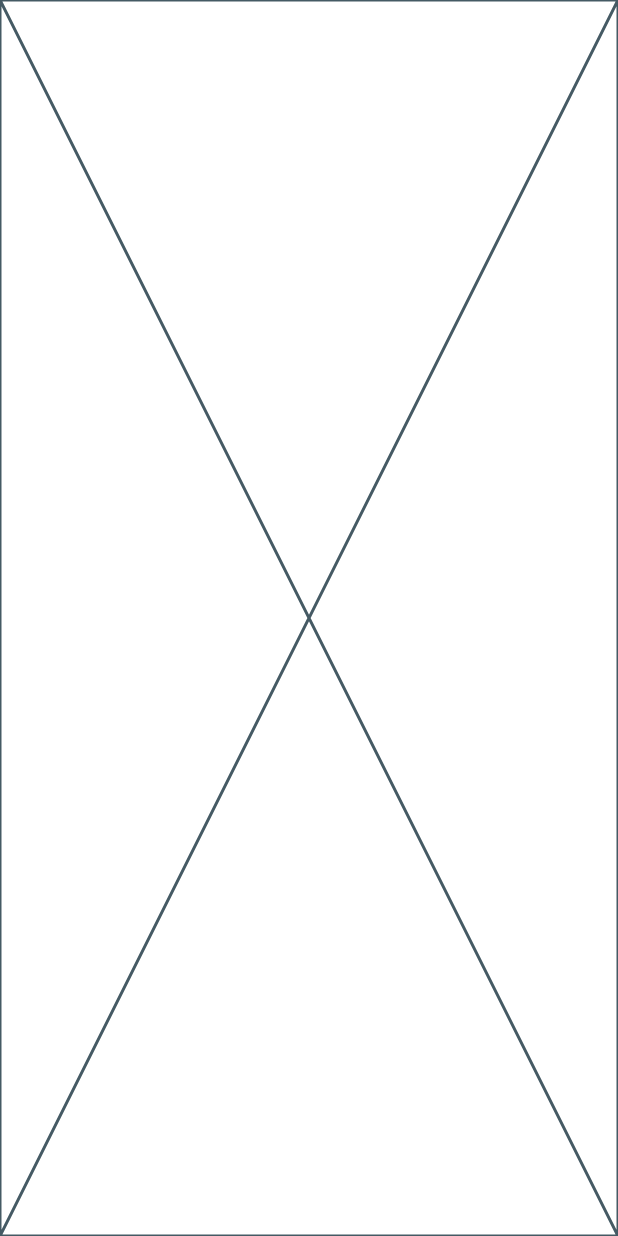
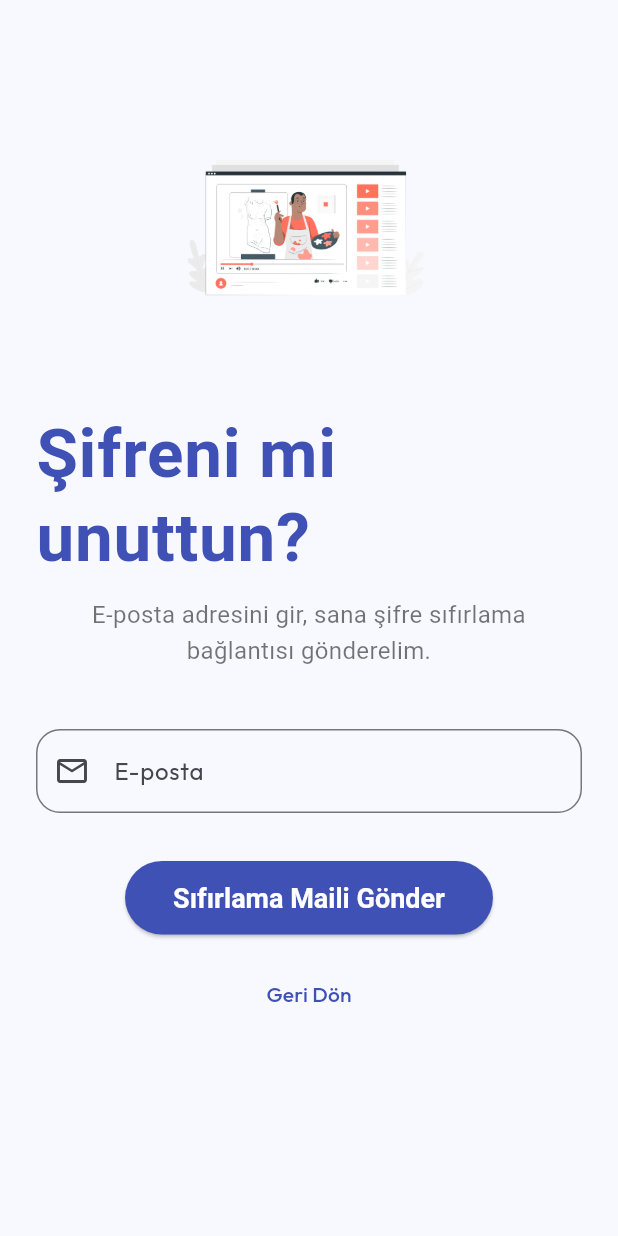
Before and after one commit to bunyaminkarahanli/what_to_watch, a Flutter app: the SigninView screen opened directly, after a tap on "Şifremi Unuttum", on a phone screen of 412 x 824 dp. Run offline on Flutter 3.47's test engine with Material 3 defaults, Android fonts, the phone set to English and light mode, and no system bars; our stand-ins replace google_fonts.

Commit message:
şifremi unuttum ekranı yapıldı

```diff
--- a/lib/app.dart
+++ b/lib/app.dart
@@ -1,5 +1,6 @@
 import 'package:flutter/material.dart';
 import 'package:google_fonts/google_fonts.dart';
+import 'package:what_to_watch/auth/forgotpassword/view/forgot_password_view.dart';
 import 'package:what_to_watch/auth/signin/view/signin_view.dart';
 import 'package:what_to_watch/auth/signup/view/signup_view.dart';
 
@@ -67,7 +68,7 @@ class MyApp extends StatelessWidget {
           ),
         ),
       ),
-      home: SigninView(),
+      home: ForgotPasswordView(),
     );
   }
 }
--- a/lib/auth/forgotpassword/view/forgot_password_view.dart
+++ b/lib/auth/forgotpassword/view/forgot_password_view.dart
@@ -8,8 +8,69 @@ class ForgotPasswordView extends StatefulWidget {
 }
 
 class _ForgotPasswordViewState extends State<ForgotPasswordView> {
+  final _formKey = GlobalKey<FormState>();
+  final TextEditingController _emailController = TextEditingController();
+
   @override
   Widget build(BuildContext context) {
-    return const Placeholder();
+    final theme = Theme.of(context);
+
+    return Scaffold(
+      body: SafeArea(
+        child: SingleChildScrollView(
+          padding: const EdgeInsets.all(24),
+          child: Column(
+            crossAxisAlignment: CrossAxisAlignment.center,
+            children: [
+              const SizedBox(height: 40),
+              Image.asset('assets/images/onboar2.png', height: 180),
+              const SizedBox(height: 30),
+              Text("Şifreni mi unuttun?", style: theme.textTheme.headlineLarge),
+              const SizedBox(height: 12),
+              Text(
+                "E-posta adresini gir, sana şifre sıfırlama bağlantısı gönderelim.",
+                textAlign: TextAlign.center,
+                style: theme.textTheme.bodyMedium,
+              ),
+              const SizedBox(height: 40),
+              Form(
+                key: _formKey,
+                child: TextFormField(
+                  controller: _emailController,
+                  keyboardType: TextInputType.emailAddress,
+                  decoration: InputDecoration(
+                    labelText: 'E-posta',
+                    prefixIcon: const Icon(Icons.email_outlined),
+                    border: OutlineInputBorder(
+                      borderRadius: BorderRadius.circular(16),
+                    ),
+                  ),
+                  validator: (value) {
+                    if (value == null || value.isEmpty) {
+                      return 'Lütfen e-posta adresinizi girin';
+                    } else if (!value.contains('@')) {
+                      return 'Geçerli bir e-posta girin';
+                    }
+                    return null;
+                  },
+                ),
+              ),
+              const SizedBox(height: 32),
+              ElevatedButton(
+                onPressed: () {
+                  if (_formKey.currentState!.validate()) {}
+                },
+                child: const Text("Sıfırlama Maili Gönder"),
+              ),
+              const SizedBox(height: 16),
+              TextButton(
+                onPressed: () => Navigator.pop(context),
+                child: const Text("Geri Dön"),
+              ),
+            ],
+          ),
+        ),
+      ),
+    );
   }
 }
```
